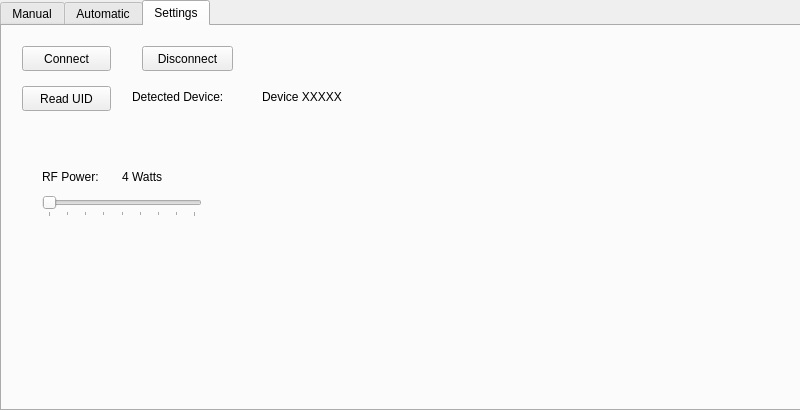
The window that GUI/vr_gui_layout.ui (rschloen/haptic_vr) describes before a commit, drawn with Qt 5.
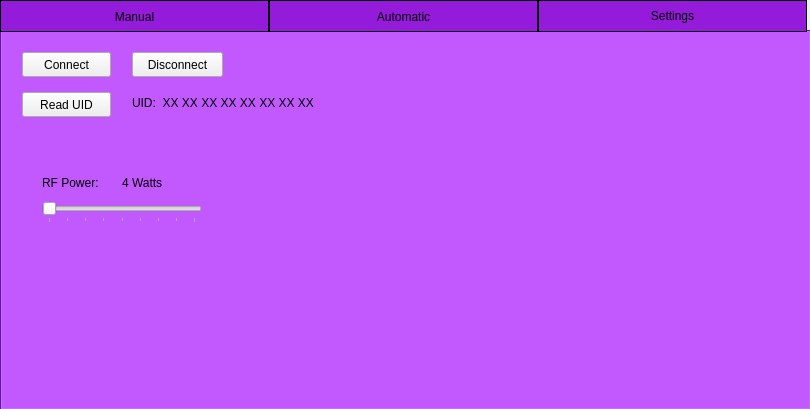
The same window after the commit. The open tabs and pages were chosen to show the change.

What changed in the file:
```diff
--- a/GUI/vr_gui_layout.ui
+++ b/GUI/vr_gui_layout.ui
@@ -9,8 +9,8 @@
    <rect>
     <x>0</x>
     <y>0</y>
-    <width>800</width>
-    <height>410</height>
+    <width>810</width>
+    <height>409</height>
    </rect>
   </property>
   <property name="windowTitle">
@@ -28,7 +28,7 @@
      <rect>
       <x>0</x>
       <y>0</y>
-      <width>801</width>
+      <width>811</width>
       <height>411</height>
      </rect>
     </property>
@@ -45,7 +45,17 @@
         <bool>true</bool>
        </property>
        <property name="autoFillBackground">
-        <bool>true</bool>
+        <bool>false</bool>
+       </property>
+       <property name="styleSheet">
+        <string notr="true">QTabBar::tab {
+	border: 1px solid black;
+	height: 30px; 
+	width: 267px; 
+	background-color: rgb(149, 27, 218);}
+
+QTabWidget{
+	background-color: rgb(149, 27, 218);}</string>
        </property>
        <property name="tabPosition">
         <enum>QTabWidget::North</enum>
@@ -1692,14 +1702,14 @@
         <widget class="QLabel" name="label_7">
          <property name="geometry">
           <rect>
-           <x>130</x>
-           <y>60</y>
-           <width>181</width>
+           <x>250</x>
+           <y>20</y>
+           <width>241</width>
            <height>21</height>
           </rect>
          </property>
          <property name="text">
-          <string>Detected Device:</string>
+          <string/>
          </property>
         </widget>
         <widget class="QSlider" name="rf_power">
@@ -1768,7 +1778,7 @@
         <widget class="QPushButton" name="disconnect">
          <property name="geometry">
           <rect>
-           <x>140</x>
+           <x>130</x>
            <y>20</y>
            <width>91</width>
            <height>25</height>
@@ -1781,14 +1791,14 @@
         <widget class="QLabel" name="UUID">
          <property name="geometry">
           <rect>
-           <x>260</x>
+           <x>130</x>
            <y>60</y>
-           <width>151</width>
+           <width>301</width>
            <height>21</height>
           </rect>
          </property>
          <property name="text">
-          <string>Device XXXXX</string>
+          <string>UID:  XX XX XX XX XX XX XX XX</string>
          </property>
         </widget>
         <widget class="QLabel" name="rf_power_text">
```
Left out of the diff: 9 changed lines with no effect on the pictures.
